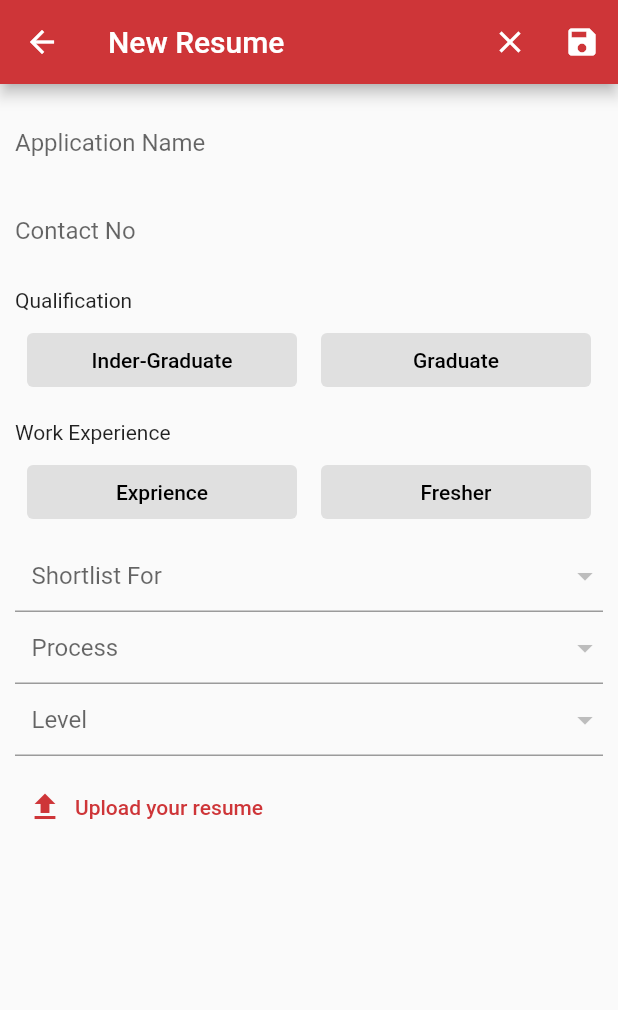
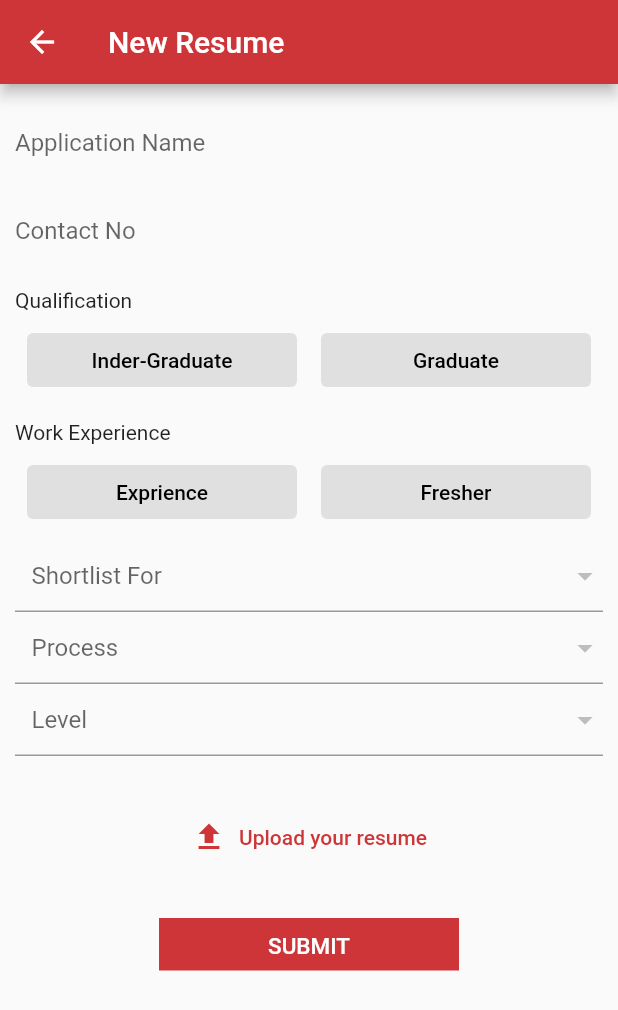
Before and after one commit to sameergauri/job_circle_flutter, a Flutter app: the ApplicationForm screen opened directly, on a phone screen of 412 x 824 dp. Shown: the top 1010 px of the screen. Run offline on Flutter 3.47's test engine with Material 2 defaults, Android fonts, the light colour scheme and no system bars.

Commit message:
UPDATE: application form changes

```diff
--- a/lib/enums/enums.dart
+++ b/lib/enums/enums.dart
@@ -16,5 +16,6 @@ enum ERoute {
   screen3,
   jobs,
   jobsdetail,
-  business_partner
+  businesspartner,
+  application
 }
--- a/lib/routes/router.dart
+++ b/lib/routes/router.dart
@@ -13,6 +13,8 @@ import 'package:job_circle/screens/jobs/job_details.dart'
     deferred as jobsdetails;
 import 'package:job_circle/screens/profile/businesspartner.dart'
     deferred as businesspartner;
+import 'package:job_circle/screens/profile/application.dart'
+    deferred as application;
 // future
 
 Future<void> get lazyHome => home.loadLibrary();
@@ -25,6 +27,7 @@ Future<void> get lazyOTP => otp.loadLibrary();
 Future<void> get lazyJobs => jobs.loadLibrary();
 Future<void> get lazyJobDetails => jobsdetails.loadLibrary();
 Future<void> get lazyBusinessPartner => businesspartner.loadLibrary();
+Future<void> get lazyApplication => application.loadLibrary();
 
 class ApplicationRouter {
   static var appRouter = {
@@ -75,10 +78,15 @@ class ApplicationRouter {
         builder: (snapshot, context) {
           return jobsdetails.JobDetails();
         }),
-    ERoute.business_partner.name: (context) => FutureBuilder(
+    ERoute.businesspartner.name: (context) => FutureBuilder(
         future: lazyBusinessPartner,
         builder: (snapshot, context) {
           return businesspartner.BusinessPartner();
         }),
+    ERoute.application.name: (context) => FutureBuilder(
+        future: lazyApplication,
+        builder: (snapshot, context) {
+          return application.ApplicationForm();
+        }),
   };
 }
--- a/lib/screens/profile/application.dart
+++ b/lib/screens/profile/application.dart
@@ -1,4 +1,6 @@
 import 'package:flutter/material.dart';
+import 'package:job_circle/components/theme_button.dart';
+import 'package:job_circle/enums/enums.dart';
 import 'package:job_circle/models/autocomplete.dart';
 
 class ApplicationForm extends StatefulWidget {
@@ -23,19 +25,12 @@ class ApplicationFormState extends State<ApplicationForm> {
       appBar: AppBar(
         title: const Text('New Resume'),
         actions: [
-             IconButton(
-              onPressed: () {
-                // save();
-              },
-              icon: const Icon(Icons.clear)
-            ),
-            IconButton(
-              onPressed: () {
-               // save();
-              },
-              icon: const Icon(Icons.save),
-            ),
-          ],
+          // IconButton(
+          //     onPressed: () {
+          //       // save();
+          //     },
+          //     icon: const Icon(Icons.clear)),
+        ],
       ),
       body: SingleChildScrollView(
         child: Padding(
@@ -266,12 +261,31 @@ class ApplicationFormState extends State<ApplicationForm> {
                   },
                 ),
               ),
-              const SizedBox(height: 10,),
+              const SizedBox(
+                height: 30,
+              ),
               Row(
-                mainAxisAlignment: MainAxisAlignment.spaceBetween,
+                mainAxisAlignment: MainAxisAlignment.center,
                 children: [
-                  TextButton.icon(onPressed: (){},icon: const Icon(Icons.upload), label: const Text('Upload your resume'),)
+                  TextButton.icon(
+                    onPressed: () {},
+                    icon: const Icon(Icons.upload),
+                    label: const Text('Upload your resume'),
+                  )
                 ],
+              ),
+              const SizedBox(
+                height: 30,
+              ),
+              ThemeButton(
+                width: 200,
+                radious: 0,
+                onPressed: () {},
+                text: "SUBMIT",
+                themeButtonSize: ThemeButtonSize.small,
+              ),
+              const SizedBox(
+                height: 30,
               ),
             ],
           ),
```
